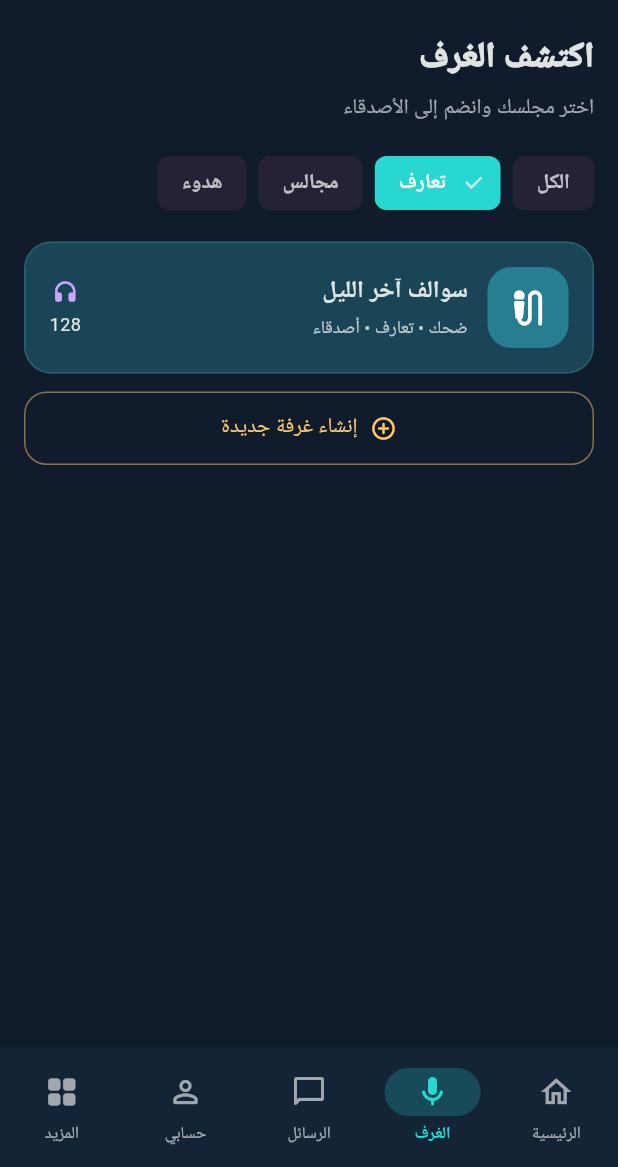
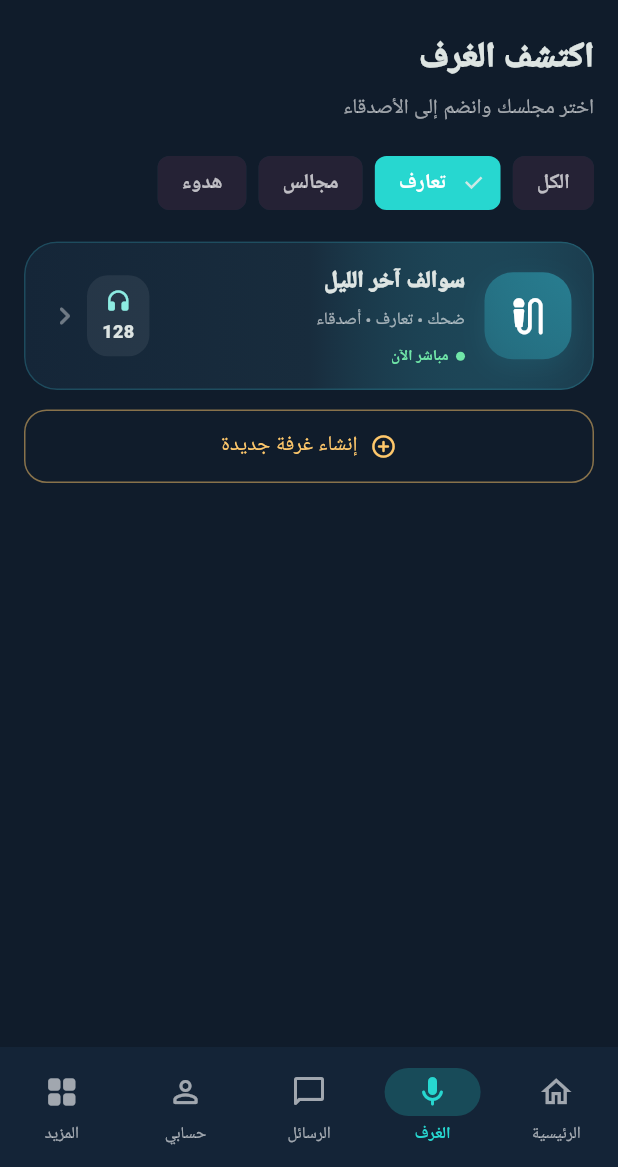
Before and after one commit to Rooqksa/Roqksa, a Flutter app: the HomeScreen screen opened directly, after a tap on "اكتشف الغرف", after a tap on "تعارف", on a phone screen of 412 x 824 dp, the part 69-1236 px from its top. Run offline on Flutter 3.47's test engine with Material 3 defaults, Android fonts, the phone set to English and light mode, and no system bars.

Commit message:
Redesign live room cards

```diff
--- a/lib/widgets/room_card.dart
+++ b/lib/widgets/room_card.dart
@@ -20,37 +20,103 @@ class RoomCard extends StatelessWidget {
   @override
   Widget build(BuildContext context) {
     return Padding(
-      padding: const EdgeInsets.only(bottom: 12),
+      padding: const EdgeInsets.only(bottom: 13),
       child: Material(
-        color: color.withValues(alpha: .42),
-        borderRadius: BorderRadius.circular(18),
+        color: const Color(0xFF182C3D),
+        borderRadius: BorderRadius.circular(22),
+        clipBehavior: Clip.antiAlias,
         child: InkWell(
-          borderRadius: BorderRadius.circular(18),
           onTap: onTap,
           child: Container(
-            padding: const EdgeInsets.all(16),
+            padding: const EdgeInsets.all(14),
             decoration: BoxDecoration(
-              border: Border.all(color: const Color(0xFF67DCD7).withValues(alpha: .20)),
-              borderRadius: BorderRadius.circular(18),
+              borderRadius: BorderRadius.circular(22),
+              border: Border.all(color: color.withValues(alpha: .42)),
+              gradient: LinearGradient(
+                begin: Alignment.centerRight,
+                end: Alignment.centerLeft,
+                colors: [
+                  color.withValues(alpha: .20),
+                  const Color(0xFF182C3D),
+                  const Color(0xFF152638),
+                ],
+              ),
             ),
             child: Row(
               children: [
                 Container(
-                  width: 54, height: 54,
-                  decoration: BoxDecoration(color: color, borderRadius: BorderRadius.circular(16)),
-                  child: const Icon(Icons.mic_external_on_rounded, size: 28),
+                  width: 58,
+                  height: 58,
+                  decoration: BoxDecoration(
+                    gradient: LinearGradient(
+                      begin: Alignment.topRight,
+                      end: Alignment.bottomLeft,
+                      colors: [color, color.withValues(alpha: .58)],
+                    ),
+                    borderRadius: BorderRadius.circular(19),
+                    boxShadow: [
+                      BoxShadow(
+                        color: color.withValues(alpha: .22),
+                        blurRadius: 14,
+                        offset: const Offset(0, 5),
+                      ),
+                    ],
+                  ),
+                  child: const Icon(Icons.mic_external_on_rounded, size: 29, color: Colors.white),
                 ),
                 const SizedBox(width: 13),
-                Expanded(child: Column(crossAxisAlignment: CrossAxisAlignment.start, children: [
-                  Text(title, style: const TextStyle(fontWeight: FontWeight.bold, fontSize: 16)),
-                  const SizedBox(height: 4),
-                  Text(subtitle, style: const TextStyle(color: Colors.white70, fontSize: 12)),
-                ])),
-                Column(children: [
-                  const Icon(Icons.headphones_rounded, size: 18, color: Color(0xFFC7A8FF)),
-                  const SizedBox(height: 4),
-                  Text('$listeners', style: const TextStyle(fontSize: 12)),
-                ]),
+                Expanded(
+                  child: Column(
+                    crossAxisAlignment: CrossAxisAlignment.start,
+                    children: [
+                      Text(
+                        title,
+                        maxLines: 1,
+                        overflow: TextOverflow.ellipsis,
+                        style: const TextStyle(fontWeight: FontWeight.w900, fontSize: 15.5),
+                      ),
+                      const SizedBox(height: 5),
+                      Text(
+                        subtitle,
+                        maxLines: 1,
+                        overflow: TextOverflow.ellipsis,
+                        style: const TextStyle(color: Colors.white60, fontSize: 11.5),
+                      ),
+                      const SizedBox(height: 9),
+                      Row(
+                        children: [
+                          Container(
+                            width: 6,
+                            height: 6,
+                            decoration: const BoxDecoration(color: Color(0xFF70E6A8), shape: BoxShape.circle),
+                          ),
+                          const SizedBox(width: 5),
+                          const Text('مباشر الآن', style: TextStyle(color: Color(0xFF70E6A8), fontSize: 10, fontWeight: FontWeight.w700)),
+                        ],
+                      ),
+                    ],
+                  ),
+                ),
+                const SizedBox(width: 8),
+                Container(
+                  padding: const EdgeInsets.symmetric(horizontal: 10, vertical: 8),
+                  decoration: BoxDecoration(
+                    color: Colors.white.withValues(alpha: .07),
+                    borderRadius: BorderRadius.circular(14),
+                  ),
+                  child: Column(
+                    children: [
+                      const Icon(Icons.headphones_rounded, size: 18, color: Color(0xFF8DEBE2)),
+                      const SizedBox(height: 3),
+                      Text(
+                        '$listeners',
+                        style: const TextStyle(fontSize: 12, fontWeight: FontWeight.w800),
+                      ),
+                    ],
+                  ),
+                ),
+                const SizedBox(width: 3),
+                const Icon(Icons.chevron_left_rounded, color: Colors.white38),
               ],
             ),
           ),
```
